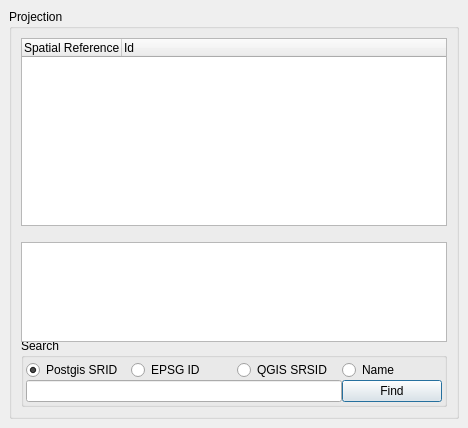
Before: the Qt Designer form src/ui/qgsprojectionselectorbase.ui in qgis/QGIS, drawn with Qt 5.
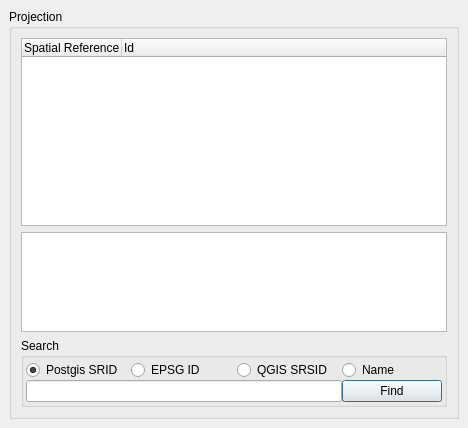
After: the same form once the commit is applied. Icons and pictures are not drawn.

The edit to the form file:
```diff
--- a/src/ui/qgsprojectionselectorbase.ui
+++ b/src/ui/qgsprojectionselectorbase.ui
@@ -169,7 +169,7 @@
         <property name="maximumSize" >
          <size>
           <width>16777215</width>
-          <height>80</height>
+          <height>100</height>
          </size>
         </property>
         <property name="autoFormatting" >
```
